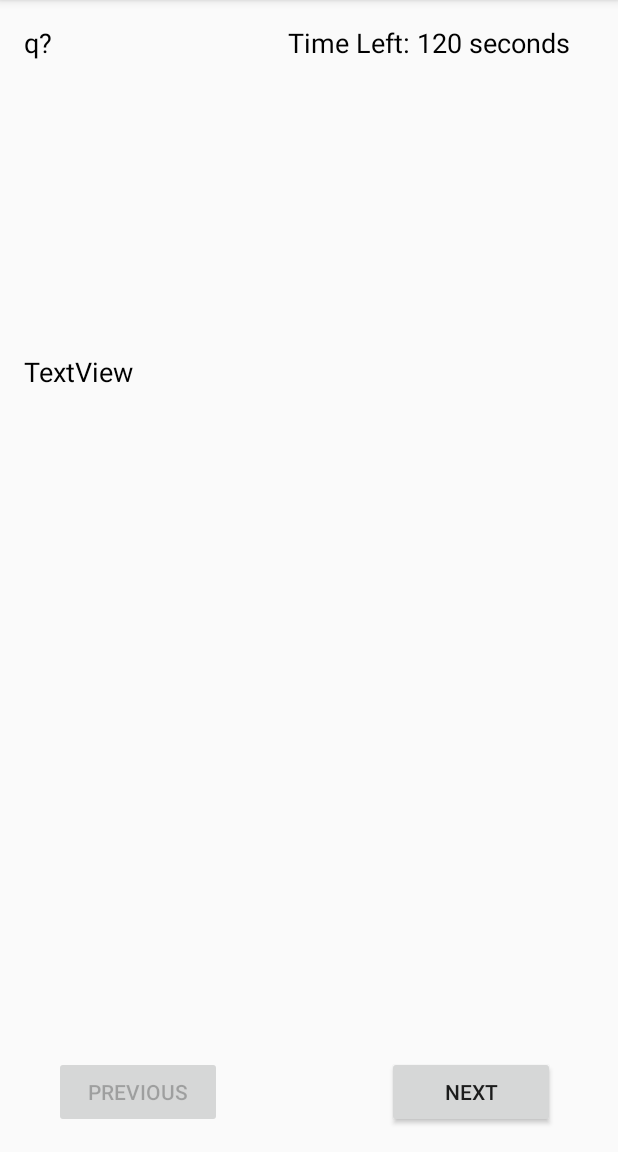
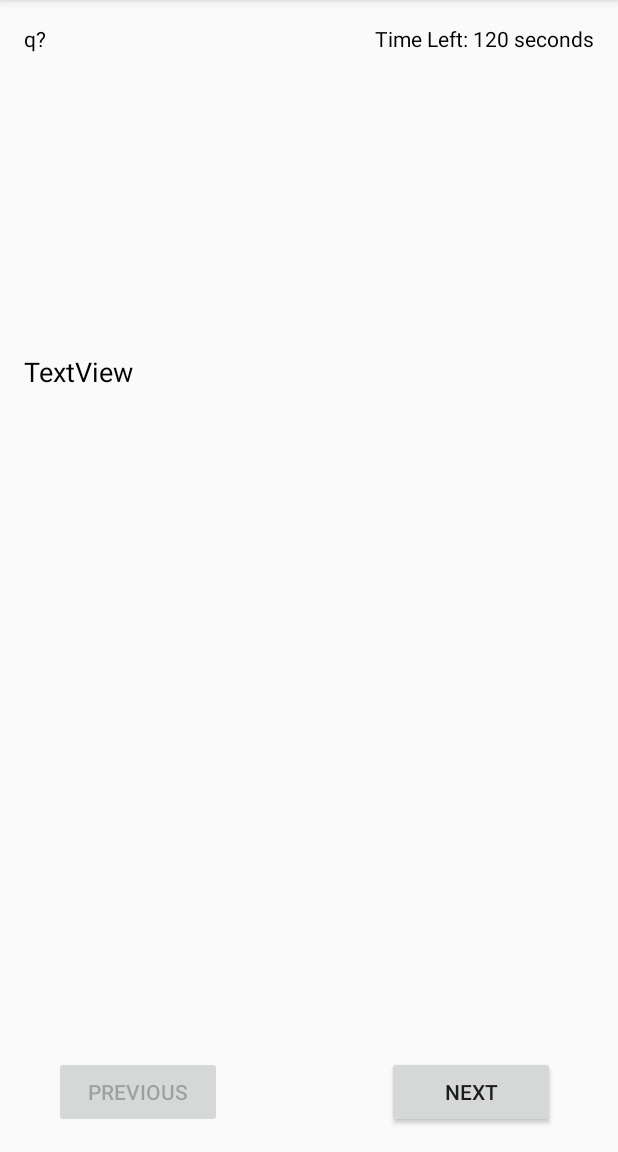
Before and after one commit to rasjoy/ITCS_4180_HW4_Group34, an Android app: the Trivia screen opened directly, with no data from a screen before it, on a phone screen of 412 x 824 dp, the part 84-1236 px from its top. Run offline under Robolectric (Android 15) with nearby library versions, the phone set to English and light mode, and no system bars.

```diff
--- a/app/src/main/java/com/example/joyrasmussen/hw4_group34/Trivia.java
+++ b/app/src/main/java/com/example/joyrasmussen/hw4_group34/Trivia.java
@@ -4,6 +4,7 @@ import android.support.v7.app.AppCompatActivity;
 import android.os.Bundle;
 import android.view.View;
 import android.widget.Button;
+import android.widget.RadioGroup;
 import android.widget.TextView;
 
 import java.util.ArrayList;
@@ -12,9 +13,12 @@ public class Trivia extends AppCompatActivity {
     Button prevButton;
     Button nextButton;
     TextView questionNum;
+    TextView questionText;
+    TextView countDown;
     int index;
     int arraySize; //creating this since array.size is called so many times.
     ArrayList<Question> questionArray;
+    RadioGroup radioGroup;
 
 
     @Override
@@ -31,7 +35,9 @@ public class Trivia extends AppCompatActivity {
 
         nextButton = (Button) findViewById(R.id.nextButton);
         questionNum = (TextView) findViewById(R.id.qNumText);
-
+        questionText = (TextView) findViewById(R.id.questionText);
+        countDown = (TextView) findViewById(R.id.timerText);
+        radioGroup = (RadioGroup) findViewById(R.id.questionChoice);
 
 
 
--- a/app/src/main/res/layout/activity_trivia.xml
+++ b/app/src/main/res/layout/activity_trivia.xml
@@ -23,13 +23,10 @@
             android:text="@string/startTimer"
             android:layout_width="wrap_content"
             android:layout_height="wrap_content"
-            android:layout_alignTop="@+id/relativeLayout"
             android:layout_alignParentRight="true"
             android:layout_alignParentEnd="true"
-            android:layout_marginRight="16dp"
-            android:layout_marginEnd="16dp"
             android:id="@+id/timerText"
-            android:textSize="18sp"
+            android:textSize="14sp"
             android:textColor="@android:color/black" />
 
         <TextView
@@ -37,7 +34,7 @@
             android:layout_height="wrap_content"
             android:id="@+id/qNumText"
             android:text="q?"
-            android:textSize="18sp"
+            android:textSize="14sp"
             android:textColor="@android:color/black"
             android:layout_alignParentTop="true"
             android:layout_alignParentLeft="true"
```
Also changed, not shown: app/src/main/AndroidManifest.xml (+6 -1 lines), app/src/main/java/com/example/joyrasmussen/hw4_group34/Question.java (+20 -0 lines).
